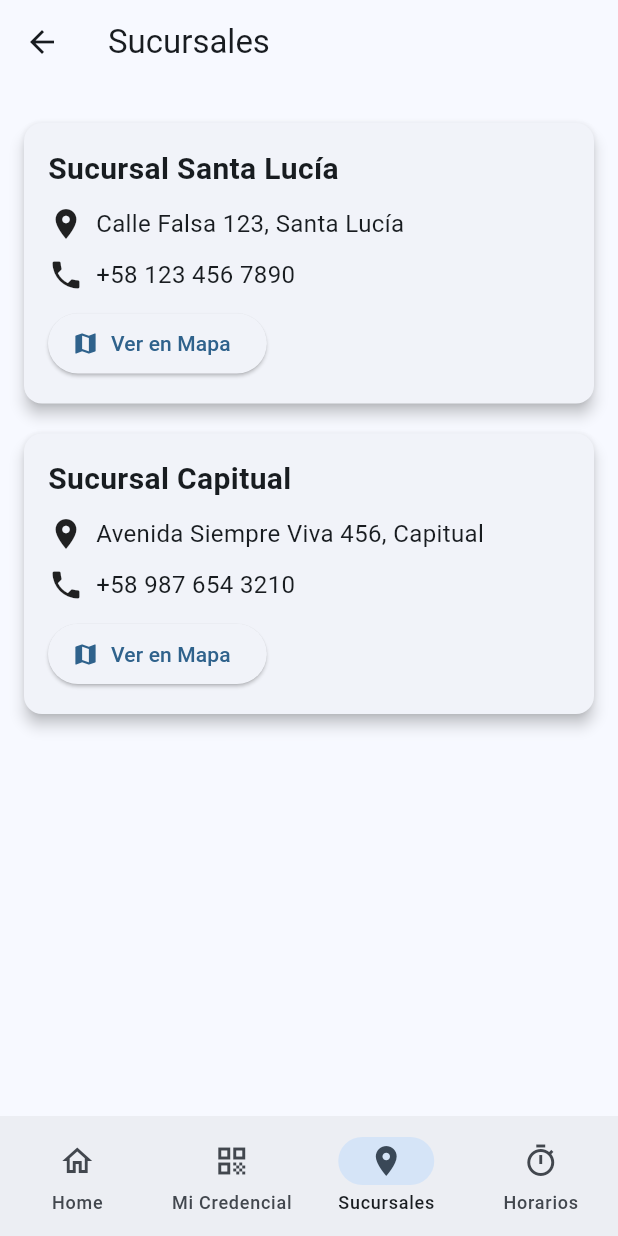
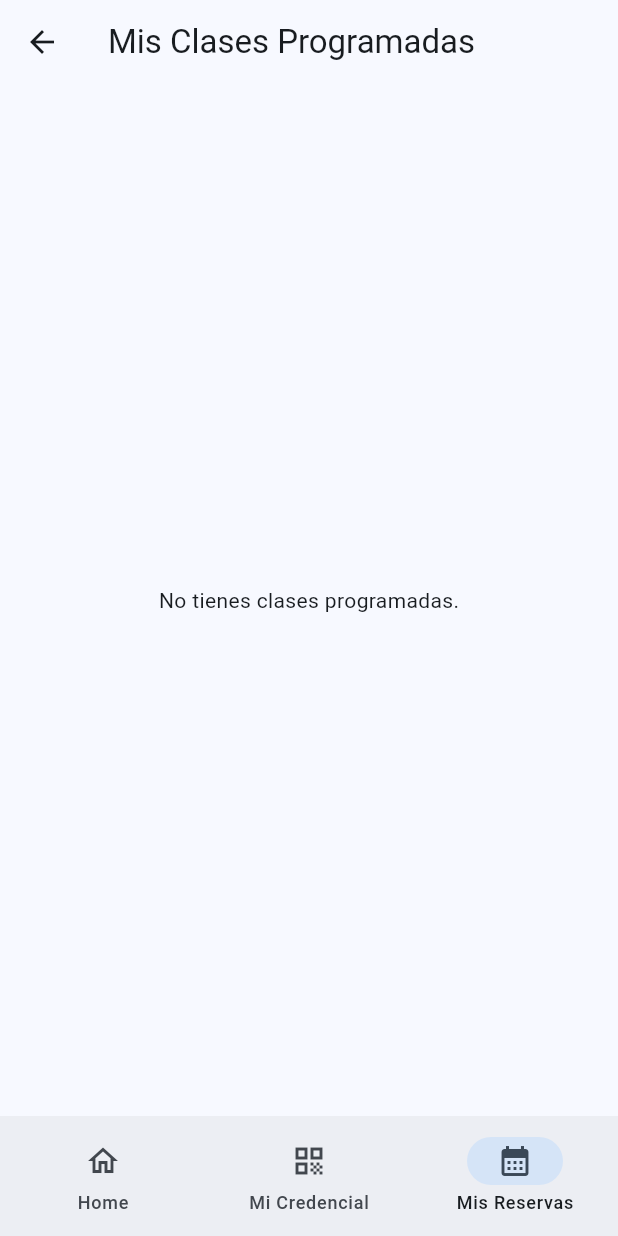
Before and after one commit to LucasAvilaDev/lemonApp, a Flutter app: the BottomBar screen opened by its route, item 3 of the bottom bar chosen, on a phone screen of 412 x 824 dp. Run offline on Flutter 3.47's test engine with Material 3 defaults, Android fonts, the light colour scheme and no system bars; our stand-ins replace image_picker, shared_preferences, sqflite; accounts and stored records are empty.

```diff
--- a/lib/routes/routes.dart
+++ b/lib/routes/routes.dart
@@ -3,6 +3,7 @@ import '../src/pages/login_page.dart';
 import '../src/pages/admin_page.dart';
 import '../src/pages/credencial_page.dart';
 import '../src/pages/init.dart';
+import '../src/pages/mis_reservas_page.dart';
 import '../src/pages/perfil_page.dart';
 import '../src/pages/reserva_page.dart';
 import '../src/pages/select_plan_page.dart';
@@ -16,9 +17,9 @@ Map<String, WidgetBuilder> getAplicationRoutes() {
     'admin': (BuildContext context) => const AdminPage(),
     'home': (BuildContext context) => const BottomBar(),
     'selectPlan': (BuildContext context) => const SelectPlanPage(),
-
+    'ScheduledClasses': (BuildContext context) => ScheduledClassesPage(),
     'userProfile': (BuildContext context) => const UserProfilePage(),
-    'programacionClases': (BuildContext context) => ProgramacionClasesPage(),
+    'programacionClases': (BuildContext context) => const ProgramacionClasesPage(),
 
 
 
--- /dev/null
+++ b/lib/src/models/scheduled_model.dart
@@ -0,0 +1,25 @@
+class ScheduledClass {
+  final int reservationId;
+  final int userId;
+  final int scheduleId;
+  final DateTime reservationDate;
+  final String reservationTime;
+
+  ScheduledClass({
+    required this.reservationId,
+    required this.userId,
+    required this.scheduleId,
+    required this.reservationDate,
+    required this.reservationTime,
+  });
+
+  factory ScheduledClass.fromMap(Map<String, dynamic> map) {
+    return ScheduledClass(
+      reservationId: map['reservation_id'],
+      userId: map['user_id'],
+      scheduleId: map['schedule_id'],
+      reservationDate: DateTime.parse(map['reservation_date']),
+      reservationTime: map['reservation_time'],
+    );
+  }
+}
--- a/lib/src/pages/init.dart
+++ b/lib/src/pages/init.dart
@@ -1,8 +1,8 @@
 import 'package:flutter/material.dart';
 import 'credencial_page.dart';
 import 'home_page.dart';
-import 'horarios_page.dart';
-import 'sucursal_page.dart';
+import 'mis_reservas_page.dart';
+
 
 void main() {
   runApp(const Init());
@@ -38,8 +38,7 @@ class _BottomBarState extends State<BottomBar> {
   final List<Widget> _pages = [
     const HomePage(),
     const MiCredencialPage(),
-    const SucursalesPage(),
-    const HorariosPage(),
+    ScheduledClassesPage()
   ];
 
   @override
@@ -68,14 +67,9 @@ class _BottomBarState extends State<BottomBar> {
             label: 'Mi Credencial',
           ),
           NavigationDestination(
-            selectedIcon: Icon(Icons.location_on),
-            icon: Icon(Icons.location_on_outlined),
-            label: 'Sucursales',
-          ),
-          NavigationDestination(
-            selectedIcon: Icon(Icons.timer_rounded),
-            icon: Icon(Icons.timer_outlined),
-            label: 'Horarios',
+            selectedIcon: Icon(Icons.calendar_month),
+            icon: Icon(Icons.calendar_month_outlined),
+            label: 'Mis Reservas',
           ),
         ],
       ),
--- /dev/null
+++ b/lib/src/pages/mis_reservas_page.dart
@@ -0,0 +1,81 @@
+import 'package:flutter/material.dart';
+import 'package:shared_preferences/shared_preferences.dart';
+import '../../db_test.dart';
+import '../models/scheduled_model.dart';
+
+class ScheduledClassesPage extends StatefulWidget {
+  ScheduledClassesPage({Key? key}) : super(key: key);
+
+  @override
+  _ScheduledClassesPageState createState() => _ScheduledClassesPageState();
+}
+
+class _ScheduledClassesPageState extends State<ScheduledClassesPage> {
+  int? userId;
+
+  @override
+  void initState() {
+    super.initState();
+    _loadUserId();
+  }
+
+  Future<void> _loadUserId() async {
+  userId = await getUserId(); // Cargamos el ID del usuario
+  if (userId == null) {
+    print("No se pudo cargar userId desde SharedPreferences.");
+  }
+  setState(() {}); // Llamamos a setState para actualizar la UI
+}
+
+
+  Future<List<ScheduledClass>> _fetchScheduledClasses() async {
+  if (userId == null) {
+    print("Error: userId es null");
+    return []; // Retornamos una lista vacía si userId es null
+  }
+  return await DBHelper().getScheduledClasses(userId!);
+}
+
+
+
+  @override
+  Widget build(BuildContext context) {
+    return Scaffold(
+      appBar: AppBar(
+        title: Text("Mis Clases Programadas"),
+      ),
+      body: FutureBuilder<List<ScheduledClass>>(
+  future: _fetchScheduledClasses(),
+  builder: (context, snapshot) {
+    if (snapshot.connectionState == ConnectionState.waiting) {
+      return Center(child: CircularProgressIndicator());
+    } else if (snapshot.hasError) {
+      print("Error en FutureBuilder: ${snapshot.error}");
+      return Center(child: Text("Error al cargar las clases: ${snapshot.error}"));
+    } else if (!snapshot.hasData || snapshot.data!.isEmpty) {
+      return Center(child: Text("No tienes clases programadas."));
+    } else {
+      return ListView.builder(
+        itemCount: snapshot.data!.length,
+        itemBuilder: (context, index) {
+          final scheduledClass = snapshot.data![index];
+          return ListTile(
+            title: Text("Clase ID: ${scheduledClass.scheduleId}"),
+            subtitle: Text(
+              "Fecha: ${scheduledClass.reservationDate.toLocal()} - Hora: ${scheduledClass.reservationTime}",
+            ),
+            leading: Icon(Icons.fitness_center),
+          );
+        },
+      );
+    }
+  },
+)
+    );
+  }
+
+  Future<int?> getUserId() async {
+    final prefs = await SharedPreferences.getInstance();
+    return prefs.getInt('userId');
+  }
+}
--- a/lib/src/pages/sucursal_page.dart
+++ /dev/null
@@ -1,124 +0,0 @@
-import 'package:flutter/material.dart';
-
-class SucursalesPage extends StatelessWidget {
-  const SucursalesPage({super.key});
-
-  @override
-  Widget build(BuildContext context) {
-    return Scaffold(
-      appBar: AppBar(
-        title: const Text('Sucursales'),
-      ),
-      body: ListView(
-        padding: const EdgeInsets.all(16.0),
-        children: [
-          // Sucursal Santa Lucía
-          Card(
-            elevation: 4,
-            margin: const EdgeInsets.symmetric(vertical: 10),
-            child: Padding(
-              padding: const EdgeInsets.all(16.0),
-              child: Column(
-                crossAxisAlignment: CrossAxisAlignment.start,
-                children: [
-                  const Text(
-                    'Sucursal Santa Lucía',
-                    style: TextStyle(
-                      fontSize: 20,
-                      fontWeight: FontWeight.bold,
-                    ),
-                  ),
-                  const SizedBox(height: 10),
-                  const Row(
-                    children: [
-                      Icon(Icons.location_on),
-                      SizedBox(width: 8),
-                      Text(
-                        'Calle Falsa 123, Santa Lucía',
-                        style: TextStyle(fontSize: 16),
-                      ),
-                    ],
-                  ),
-                  const SizedBox(height: 10),
-                  const Row(
-                    children: [
-                      Icon(Icons.phone),
-                      SizedBox(width: 8),
-                      Text(
-                        '+58 123 456 7890',
-                        style: TextStyle(fontSize: 16),
-                      ),
-                    ],
-                  ),
-                  const SizedBox(height: 10),
-                  ElevatedButton.icon(
-                    onPressed: () {
-                      // Acción futura para abrir en Google Maps
-                    },
-                    icon: const Icon(Icons.map),
-                    label: const Text('Ver en Mapa'),
-                    style: ElevatedButton.styleFrom(
-                    ),
-                  ),
-                ],
-              ),
-            ),
-          ),
-
-          // Sucursal Capitual
-          Card(
-            elevation: 4,
-            margin: const EdgeInsets.symmetric(vertical: 10),
-            child: Padding(
-              padding: const EdgeInsets.all(16.0),
-              child: Column(
-                crossAxisAlignment: CrossAxisAlignment.start,
-                children: [
-                  const Text(
-                    'Sucursal Capitual',
-                    style: TextStyle(
-                      fontSize: 20,
-                      fontWeight: FontWeight.bold,
-                    ),
-                  ),
-                  const SizedBox(height: 10),
-                  const Row(
-                    children: [
-                      Icon(Icons.location_on),
-                      SizedBox(width: 8),
-                      Text(
-                        'Avenida Siempre Viva 456, Capitual',
-                        style: TextStyle(fontSize: 16),
-                      ),
-                    ],
-                  ),
-                  const SizedBox(height: 10),
-                  const Row(
-                    children: [
-                      Icon(Icons.phone),
-                      SizedBox(width: 8),
-                      Text(
-                        '+58 987 654 3210',
-                        style: TextStyle(fontSize: 16),
-                      ),
-                    ],
-                  ),
-                  const SizedBox(height: 10),
-                  ElevatedButton.icon(
-                    onPressed: () {
-                      // Acción futura para abrir en Google Maps
-                    },
-                    icon: const Icon(Icons.map),
-                    label: const Text('Ver en Mapa'),
-                    style: ElevatedButton.styleFrom(
-                    ),
-                  ),
-                ],
-              ),
-            ),
-          ),
-        ],
-      ),
-    );
-  }
-}
```
Also changed, not shown: lib/db_test.dart (+20 -0 lines), lib/src/pages/horarios_page.dart (deleted, +0 -103 lines).
